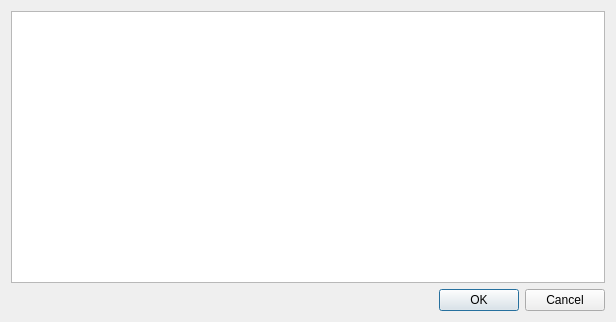
Before: the Qt Designer form views/disassemblerview/segmentsdialog/segmentsdialog.ui in PREF/PREF, drawn with Qt 5.
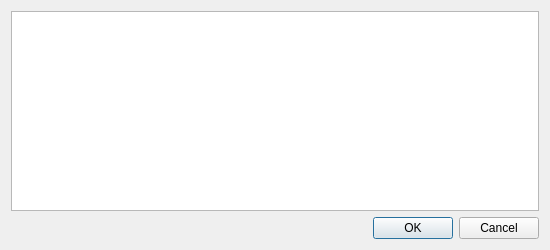
After: the same form once the commit is applied.

What changed in the file:
```diff
--- a/views/disassemblerview/segmentsdialog/segmentsdialog.ui
+++ b/views/disassemblerview/segmentsdialog/segmentsdialog.ui
@@ -6,8 +6,8 @@
    <rect>
     <x>0</x>
     <y>0</y>
-    <width>616</width>
-    <height>322</height>
+    <width>550</width>
+    <height>250</height>
    </rect>
   </property>
   <property name="windowTitle">
```
